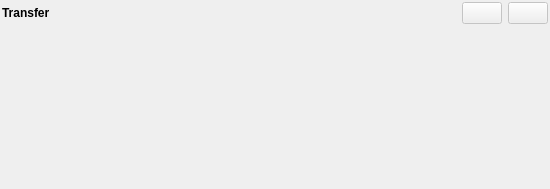
Above: jal/ui/widgets/transfer_operation.ui from titov-vv/jal before the change. Below: the same form after it.
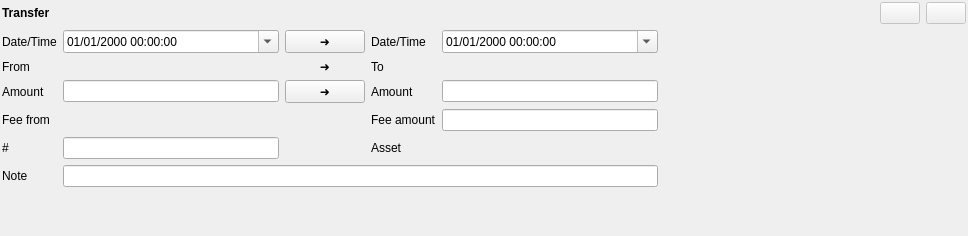
That is the form after the change. Custom widgets are drawn as their Qt base class.

Commit message: TransferWidget class was changed to use Ui_TransferOperation generated by Qt-Designer

What changed in the file:
```diff
--- a/jal/ui/widgets/transfer_operation.ui
+++ b/jal/ui/widgets/transfer_operation.ui
@@ -6,8 +6,8 @@
    <rect>
     <x>0</x>
     <y>0</y>
-    <width>550</width>
-    <height>189</height>
+    <width>968</width>
+    <height>236</height>
    </rect>
   </property>
   <property name="windowTitle">
@@ -26,48 +26,84 @@
    <property name="bottomMargin">
     <number>2</number>
    </property>
-   <item row="0" column="3">
-    <widget class="QPushButton" name="revert_button">
-     <property name="enabled">
-      <bool>false</bool>
+   <item row="3" column="4">
+    <widget class="QLabel" name="to_amount_label">
+     <property name="text">
+      <string>Amount</string>
      </property>
-     <property name="acceptDrops">
-      <bool>false</bool>
+    </widget>
+   </item>
+   <item row="4" column="5">
+    <widget class="QLineEdit" name="fee">
+     <property name="alignment">
+      <set>Qt::AlignRight|Qt::AlignTrailing|Qt::AlignVCenter</set>
      </property>
-     <property name="toolTip">
-      <string>Cancel changes</string>
+    </widget>
+   </item>
+   <item row="3" column="3">
+    <widget class="QPushButton" name="copy_amount_btn">
+     <property name="text">
+      <string>➜</string>
      </property>
+    </widget>
+   </item>
+   <item row="2" column="0">
+    <widget class="QLabel" name="from_account_label">
      <property name="text">
-      <string/>
+      <string>From</string>
      </property>
     </widget>
    </item>
-   <item row="0" column="2">
-    <widget class="QPushButton" name="commit_button">
-     <property name="enabled">
-      <bool>false</bool>
+   <item row="1" column="4">
+    <widget class="QLabel" name="to_date_label">
+     <property name="text">
+      <string>Date/Time</string>
      </property>
-     <property name="toolTip">
-      <string>Commit changes</string>
+    </widget>
+   </item>
+   <item row="4" column="0">
+    <widget class="QLabel" name="fee_account_label">
+     <property name="text">
+      <string>Fee from</string>
      </property>
+    </widget>
+   </item>
+   <item row="3" column="0">
+    <widget class="QLabel" name="from_amount_label">
      <property name="text">
-      <string/>
+      <string>Amount</string>
      </property>
     </widget>
    </item>
-   <item row="0" column="1">
-    <spacer name="horizontal_spacer">
+   <item row="7" column="0">
+    <spacer name="vertical_spacer">
      <property name="orientation">
-      <enum>Qt::Horizontal</enum>
+      <enum>Qt::Vertical</enum>
      </property>
      <property name="sizeHint" stdset="0">
       <size>
-       <width>40</width>
-       <height>20</height>
+       <width>20</width>
+       <height>40</height>
       </size>
      </property>
     </spacer>
    </item>
+   <item row="1" column="2">
+    <widget class="QDateTimeEdit" name="withdrawal_timestamp">
+     <property name="displayFormat">
+      <string>dd/MM/yyyy hh:mm:ss</string>
+     </property>
+     <property name="calendarPopup">
+      <bool>true</bool>
+     </property>
+     <property name="timeSpec">
+      <enum>Qt::UTC</enum>
+     </property>
+    </widget>
+   </item>
+   <item row="5" column="2">
+    <widget class="QLineEdit" name="number"/>
+   </item>
    <item row="0" column="0">
     <widget class="QLabel" name="main_label">
      <property name="font">
@@ -80,21 +116,165 @@
      </property>
     </widget>
    </item>
+   <item row="5" column="0">
+    <widget class="QLabel" name="number_label">
+     <property name="text">
+      <string>#</string>
+     </property>
+    </widget>
+   </item>
+   <item row="3" column="2">
+    <widget class="QLineEdit" name="withdrawal">
+     <property name="alignment">
+      <set>Qt::AlignRight|Qt::AlignTrailing|Qt::AlignVCenter</set>
+     </property>
+    </widget>
+   </item>
+   <item row="6" column="0">
+    <widget class="QLabel" name="note_label">
+     <property name="text">
+      <string>Note</string>
+     </property>
+    </widget>
+   </item>
+   <item row="2" column="2">
+    <widget class="AccountSelector" name="from_account_widget" native="true"/>
+   </item>
+   <item row="2" column="3">
+    <widget class="QLabel" name="arrow_account">
+     <property name="text">
+      <string> ➜ </string>
+     </property>
+     <property name="alignment">
+      <set>Qt::AlignCenter</set>
+     </property>
+    </widget>
+   </item>
+   <item row="1" column="5">
+    <widget class="QDateTimeEdit" name="deposit_timestamp">
+     <property name="displayFormat">
+      <string>dd/MM/yyyy hh:mm:ss</string>
+     </property>
+     <property name="calendarPopup">
+      <bool>true</bool>
+     </property>
+     <property name="timeSpec">
+      <enum>Qt::UTC</enum>
+     </property>
+    </widget>
+   </item>
+   <item row="0" column="7">
+    <widget class="QPushButton" name="commit_button">
+     <property name="enabled">
+      <bool>false</bool>
+     </property>
+     <property name="toolTip">
+      <string>Commit changes</string>
+     </property>
+     <property name="text">
+      <string/>
+     </property>
+    </widget>
+   </item>
+   <item row="3" column="5">
+    <widget class="QLineEdit" name="deposit">
+     <property name="alignment">
+      <set>Qt::AlignRight|Qt::AlignTrailing|Qt::AlignVCenter</set>
+     </property>
+    </widget>
+   </item>
+   <item row="4" column="2">
+    <widget class="AccountSelector" name="fee_account_widget" native="true"/>
+   </item>
+   <item row="2" column="4">
+    <widget class="QLabel" name="to_account_label">
+     <property name="text">
+      <string>To</string>
+     </property>
+    </widget>
+   </item>
+   <item row="5" column="4">
+    <widget class="QLabel" name="asset_label">
+     <property name="text">
+      <string>Asset</string>
+     </property>
+    </widget>
+   </item>
+   <item row="2" column="5">
+    <widget class="AccountSelector" name="to_account_widget" native="true"/>
+   </item>
+   <item row="0" column="8">
+    <widget class="QPushButton" name="revert_button">
+     <property name="enabled">
+      <bool>false</bool>
+     </property>
+     <property name="acceptDrops">
+      <bool>false</bool>
+     </property>
+     <property name="toolTip">
+      <string>Cancel changes</string>
+     </property>
+     <property name="text">
+      <string/>
+     </property>
+    </widget>
+   </item>
    <item row="1" column="0">
-    <spacer name="vertical_spacer">
+    <widget class="QLabel" name="from_date_label">
+     <property name="text">
+      <string>Date/Time</string>
+     </property>
+    </widget>
+   </item>
+   <item row="4" column="4">
+    <widget class="QLabel" name="fee_amount_label">
+     <property name="text">
+      <string>Fee amount</string>
+     </property>
+    </widget>
+   </item>
+   <item row="1" column="6">
+    <spacer name="horizontal_spacer">
      <property name="orientation">
-      <enum>Qt::Vertical</enum>
+      <enum>Qt::Horizontal</enum>
      </property>
      <property name="sizeHint" stdset="0">
       <size>
-       <width>20</width>
-       <height>40</height>
+       <width>40</width>
+       <height>20</height>
       </size>
      </property>
     </spacer>
    </item>
+   <item row="1" column="3">
+    <widget class="QPushButton" name="copy_date_btn">
+     <property name="text">
+      <string>➜</string>
+     </property>
+    </widget>
+   </item>
+   <item row="6" column="2" colspan="4">
+    <widget class="QLineEdit" name="note"/>
+   </item>
+   <item row="5" column="5">
+    <widget class="AssetSelector" name="asset_widget" native="true"/>
+   </item>
   </layout>
  </widget>
+ <customwidgets>
+  <customwidget>
+   <class>AccountSelector</class>
+   <extends>QWidget</extends>
+   <header>jal/widgets/reference_selector.h</header>
+   <container>1</container>
+  </customwidget>
+  <customwidget>
+   <class>AssetSelector</class>
+   <extends>QWidget</extends>
+   <header>jal/widgets/reference_selector.h</header>
+   <container>1</container>
+  </customwidget>
+ </customwidgets>
  <resources/>
  <connections/>
 </ui>
```
The commit also changes 7 other files.
